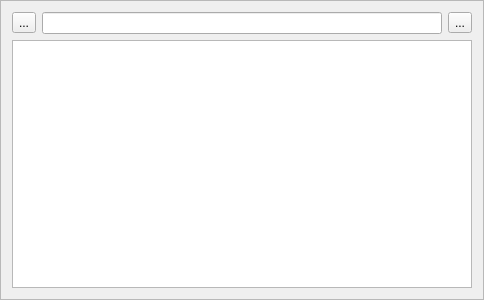
Qt form data/forms/locator.ui (pythoningLearning/hackedit) before a commit.
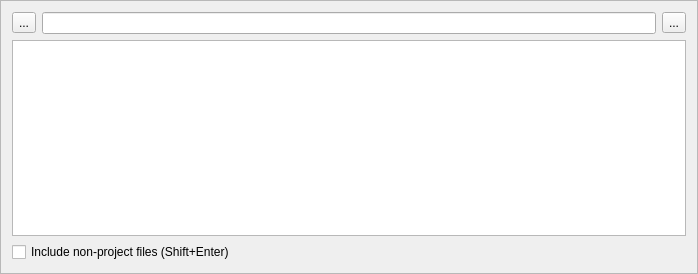
The same form after that commit. Icons and pictures are not drawn. Custom widgets are drawn as their Qt base class.

The edit to the form file:
```diff
--- a/data/forms/locator.ui
+++ b/data/forms/locator.ui
@@ -6,8 +6,8 @@
    <rect>
     <x>0</x>
     <y>0</y>
-    <width>400</width>
-    <height>300</height>
+    <width>698</width>
+    <height>274</height>
    </rect>
   </property>
   <property name="windowTitle">
@@ -85,6 +85,13 @@
      </column>
     </widget>
    </item>
+   <item>
+    <widget class="QCheckBox" name="cb_non_project_files">
+     <property name="text">
+      <string>Include non-project files (Shift+Enter)</string>
+     </property>
+    </widget>
+   </item>
   </layout>
  </widget>
  <customwidgets>
```
Left out of the diff: 6 changed lines with no effect on the pictures.
